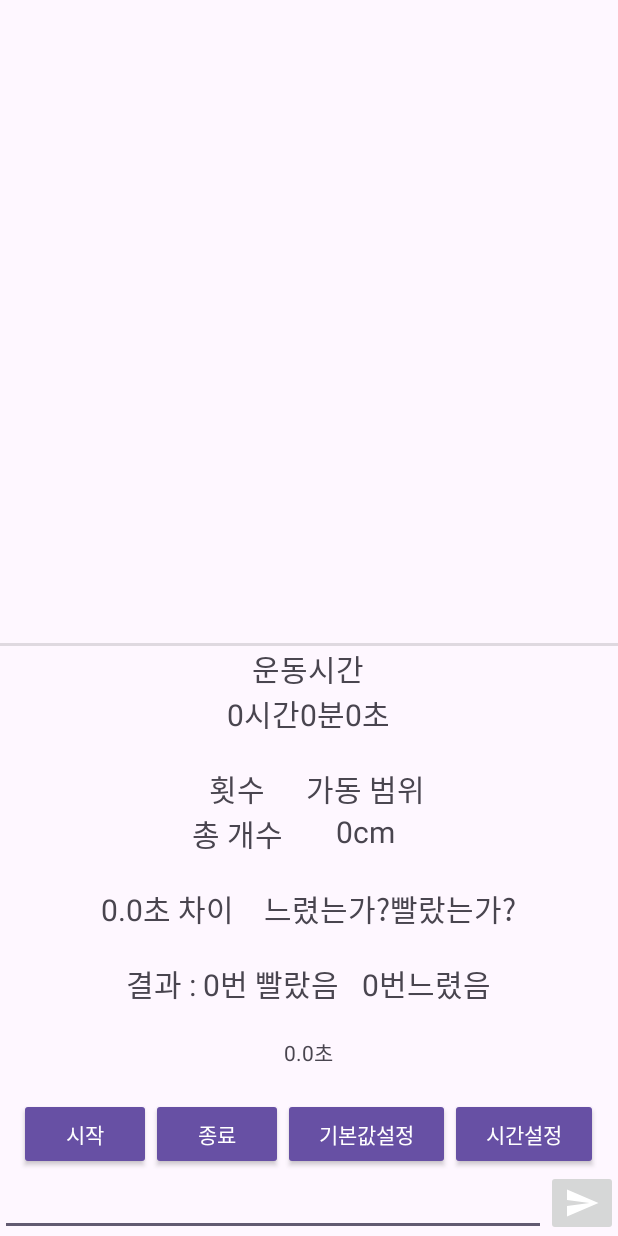
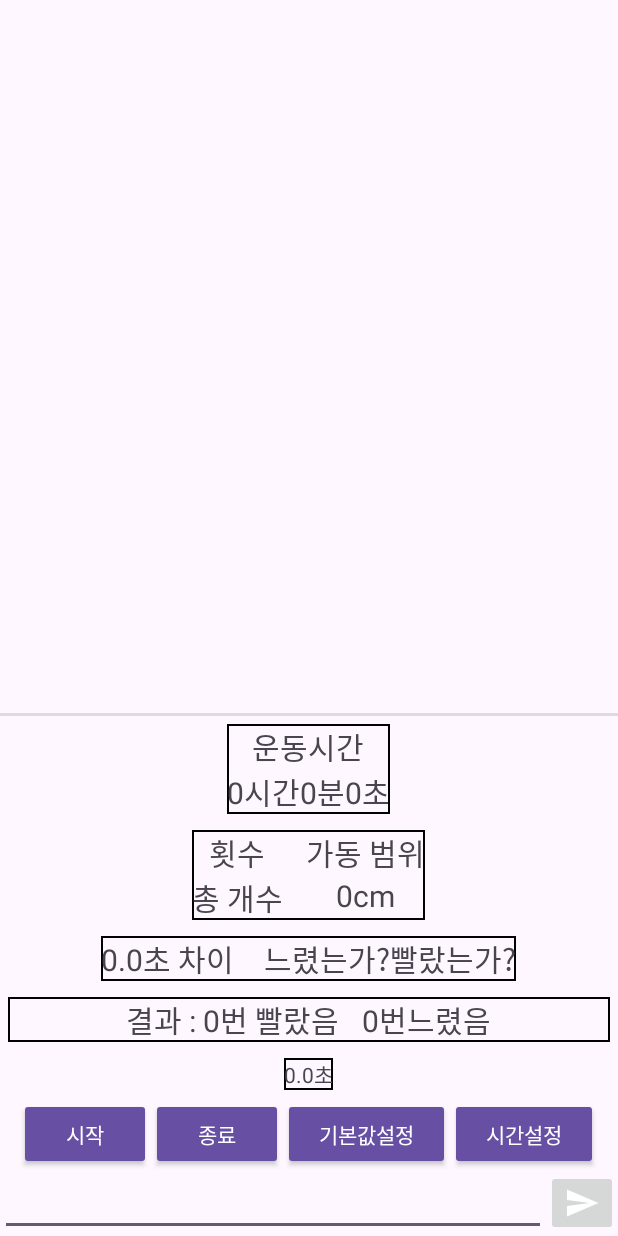
Before and after one commit to BOJ-ios/GDSC_DAU_Workout_KimNJeoung, an Android app: the layout fragment_terminal.xml on its own in the app's theme, with its tools: preview values and no code run, on a phone screen of 412 x 824 dp. Run offline under Robolectric (Android 15) with nearby library versions, the phone set to English and light mode, and no system bars.

Commit message:
clean project

```diff
--- /dev/null
+++ b/app/src/main/res/drawable/border_black.xml
@@ -0,0 +1,4 @@
+<?xml version="1.0" encoding="utf-8"?>
+<shape xmlns:android="http://schemas.android.com/apk/res/android">
+    <stroke android:width="1dp" android:color="#000000"/> <!-- 테두리 색과 두께 -->
+</shape>
--- a/app/src/main/res/layout/fragment_terminal.xml
+++ b/app/src/main/res/layout/fragment_terminal.xml
@@ -32,7 +32,9 @@
             android:layout_height="wrap_content"
             android:gravity="center"
             android:orientation="vertical"
-            android:layout_marginBottom="20dp">
+            android:layout_margin="5dp"
+
+            android:background="@drawable/border_black">
 
             <TextView
                 android:layout_width="wrap_content"
@@ -57,7 +59,8 @@
             android:layout_height="wrap_content"
             android:layout_gravity="center"
             android:orientation="horizontal"
-            android:layout_marginBottom="20dp">
+            android:layout_margin="5dp"
+            android:background="@drawable/border_black">
 
             <LinearLayout
                 android:layout_width="wrap_content"
@@ -109,7 +112,8 @@
             android:layout_height="wrap_content"
             android:gravity="center"
             android:orientation="horizontal"
-            android:layout_marginBottom="20dp">
+            android:layout_margin="5dp"
+            android:background="@drawable/border_black">
 
             <TextView
                 android:id="@+id/time_difference_text"
@@ -133,7 +137,8 @@
             android:layout_height="wrap_content"
             android:gravity="center"
             android:orientation="horizontal"
-            android:layout_marginBottom="20dp">
+            android:layout_margin="5dp"
+            android:background="@drawable/border_black">
 
             <TextView
                 android:layout_width="wrap_content"
@@ -162,7 +167,8 @@
             android:layout_width="wrap_content"
             android:layout_height="wrap_content"
             android:text="0.0초"
-            android:layout_marginBottom="20dp" />
+            android:layout_margin="5dp"
+            android:background="@drawable/border_black"/>
 
     </LinearLayout>
 
```
